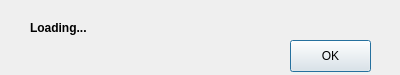
Before: the Qt Designer form scribo/update.ui in 1cy1c3/scribo, drawn with Qt 5.
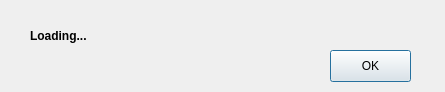
After: the same form once the commit is applied.

Diff of the .ui file:
```diff
--- a/scribo/update.ui
+++ b/scribo/update.ui
@@ -6,8 +6,8 @@
    <rect>
     <x>0</x>
     <y>0</y>
-    <width>400</width>
-    <height>75</height>
+    <width>445</width>
+    <height>92</height>
    </rect>
   </property>
   <property name="windowTitle">
@@ -16,6 +16,7 @@
   <property name="styleSheet">
    <string notr="true">#label_update_status {
 	font-weight: bold;
+	width: 100px;
 }</string>
   </property>
   <widget class="QLabel" name="label_update_status">
@@ -23,8 +24,8 @@
     <rect>
      <x>30</x>
      <y>20</y>
-     <width>331</width>
-     <height>16</height>
+     <width>301</width>
+     <height>31</height>
     </rect>
    </property>
    <property name="text">
@@ -34,8 +35,8 @@
   <widget class="QPushButton" name="pushButton">
    <property name="geometry">
     <rect>
-     <x>290</x>
-     <y>40</y>
+     <x>330</x>
+     <y>50</y>
      <width>81</width>
      <height>32</height>
     </rect>
```
